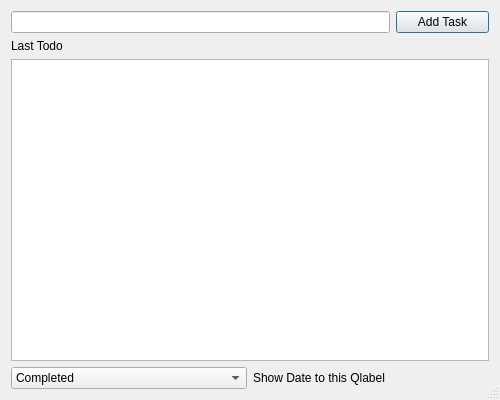
The window that DailyTasker.ui (BDadmehr0/DailyTasker) describes before a commit, drawn with Qt 5.
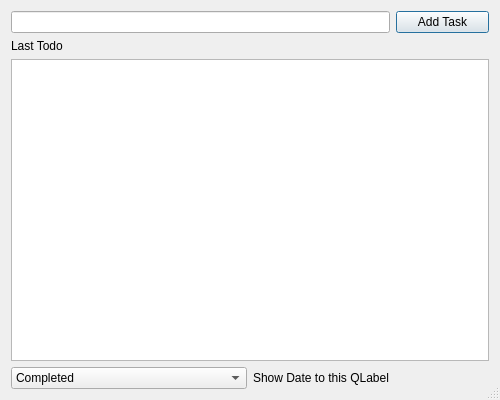
The same window after the commit.

Diff of the .ui file:
```diff
--- a/DailyTasker.ui
+++ b/DailyTasker.ui
@@ -82,7 +82,7 @@
      <item>
       <widget class="QLabel" name="label_2">
        <property name="text">
-        <string>Show Date to this Qlabel</string>
+        <string>Show Date to this QLabel</string>
        </property>
       </widget>
      </item>
```
